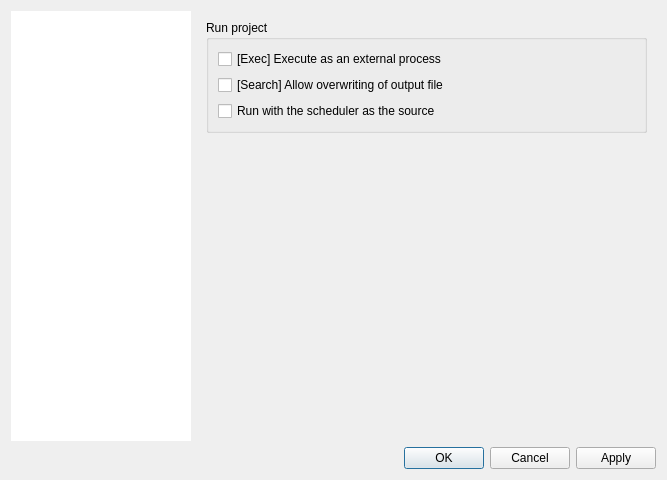
Above: src/ProfileEditor/settingdialog/settingdialog.ui from karakirimu/AutoBatchTools before the change. Below: the same form after it.
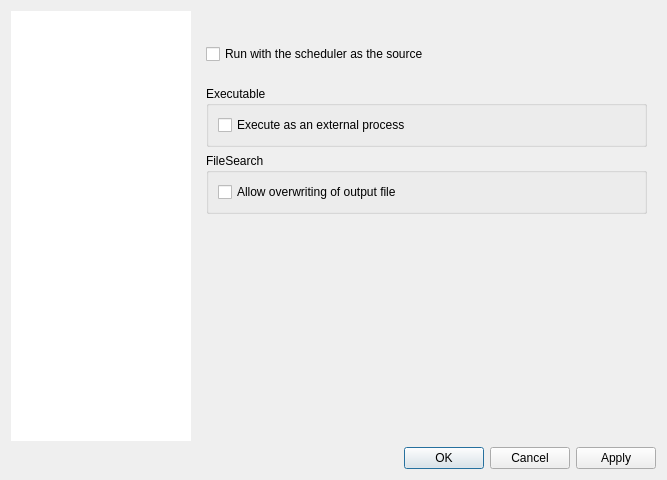
That is the form after the change. The open tabs and pages were chosen to show the change. Icons and pictures are not drawn. Custom widgets are drawn as their Qt base class.

The edit to the form file:
```diff
--- a/src/ProfileEditor/settingdialog/settingdialog.ui
+++ b/src/ProfileEditor/settingdialog/settingdialog.ui
@@ -305,29 +305,70 @@
             <widget class="QWidget" name="settingtest">
              <layout class="QVBoxLayout" name="verticalLayout_6">
               <item>
-               <widget class="QGroupBox" name="groupBox">
+               <spacer name="verticalSpacer_4">
+                <property name="orientation">
+                 <enum>Qt::Vertical</enum>
+                </property>
+                <property name="sizeType">
+                 <enum>QSizePolicy::Fixed</enum>
+                </property>
+                <property name="sizeHint" stdset="0">
+                 <size>
+                  <width>20</width>
+                  <height>24</height>
+                 </size>
+                </property>
+               </spacer>
+              </item>
+              <item>
+               <widget class="QCheckBox" name="fakeresidentCheckBox">
+                <property name="text">
+                 <string>Run with the scheduler as the source</string>
+                </property>
+               </widget>
+              </item>
+              <item>
+               <spacer name="verticalSpacer_3">
+                <property name="orientation">
+                 <enum>Qt::Vertical</enum>
+                </property>
+                <property name="sizeType">
+                 <enum>QSizePolicy::Fixed</enum>
+                </property>
+                <property name="sizeHint" stdset="0">
+                 <size>
+                  <width>20</width>
+                  <height>16</height>
+                 </size>
+                </property>
+               </spacer>
+              </item>
+              <item>
+               <widget class="QGroupBox" name="groupBox_2">
                 <property name="title">
-                 <string>Run project</string>
+                 <string>Executable</string>
                 </property>
-                <layout class="QVBoxLayout" name="verticalLayout_3">
+                <layout class="QVBoxLayout" name="verticalLayout_7">
                  <item>
                   <widget class="QCheckBox" name="detachCheckBox">
                    <property name="text">
-                    <string>[Exec] Execute as an external process</string>
+                    <string>Execute as an external process</string>
                    </property>
                   </widget>
                  </item>
+                </layout>
+               </widget>
+              </item>
+              <item>
+               <widget class="QGroupBox" name="groupBox_3">
+                <property name="title">
+                 <string>FileSearch</string>
+                </property>
+                <layout class="QVBoxLayout" name="verticalLayout_8">
                  <item>
                   <widget class="QCheckBox" name="fsupdateCheckBox">
                    <property name="text">
-                    <string>[Search] Allow overwriting of output file</string>
-                   </property>
-                  </widget>
-                 </item>
-                 <item>
-                  <widget class="QCheckBox" name="fakeresidentCheckBox">
-                   <property name="text">
-                    <string>Run with the scheduler as the source</string>
+                    <string>Allow overwriting of output file</string>
                    </property>
                   </widget>
                  </item>
```
Left out of the diff: 4 changed lines with no effect on the pictures.
